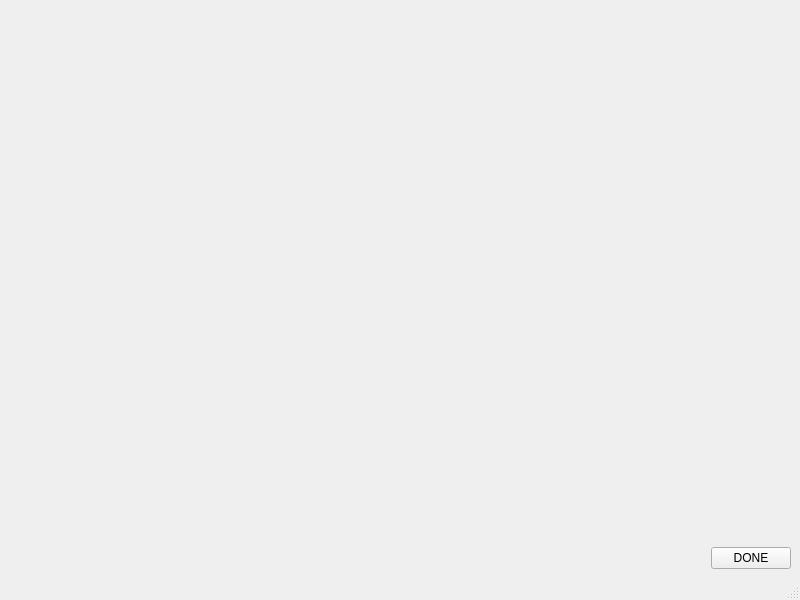
Old version of the form ui/ui_display_counts_of_region_vs_stack.ui in the repository neutronimaging/python_notebooks.
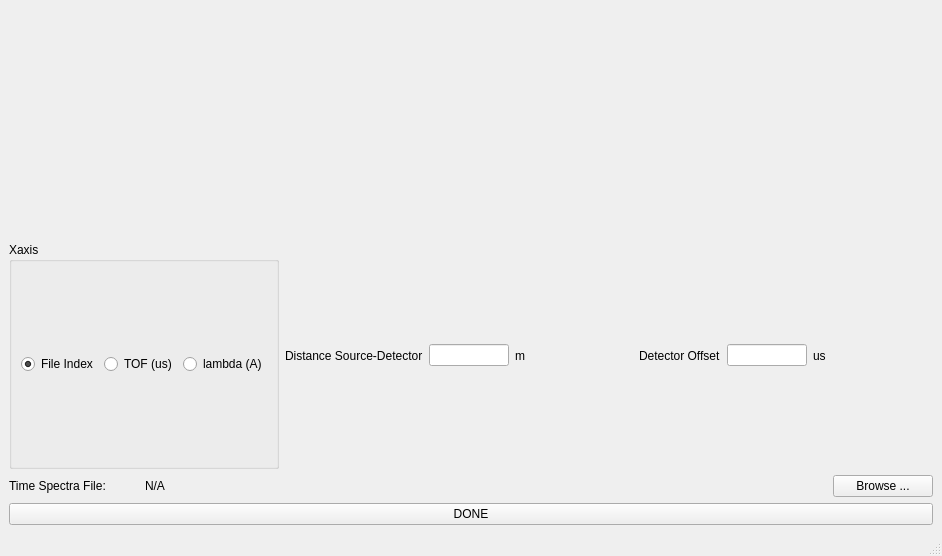
New version of the form.

Commit message: Working on adding the possibility to have tof, file index and lambda x-axis

Patch:
```diff
--- a/ui/ui_display_counts_of_region_vs_stack.ui
+++ b/ui/ui_display_counts_of_region_vs_stack.ui
@@ -6,8 +6,8 @@
    <rect>
     <x>0</x>
     <y>0</y>
-    <width>800</width>
-    <height>600</height>
+    <width>942</width>
+    <height>556</height>
    </rect>
   </property>
   <property name="windowTitle">
@@ -25,21 +25,178 @@
       </property>
      </widget>
     </item>
+    <item>
+     <layout class="QHBoxLayout" name="horizontalLayout_7">
+      <item>
+       <widget class="QGroupBox" name="groupBox">
+        <property name="title">
+         <string>Xaxis</string>
+        </property>
+        <layout class="QHBoxLayout" name="horizontalLayout_8">
+         <item>
+          <widget class="QRadioButton" name="file_index_ratio_button">
+           <property name="text">
+            <string>File Index</string>
+           </property>
+           <property name="checked">
+            <bool>true</bool>
+           </property>
+          </widget>
+         </item>
+         <item>
+          <widget class="QRadioButton" name="tof_radio_button">
+           <property name="text">
+            <string>TOF (us)</string>
+           </property>
+          </widget>
+         </item>
+         <item>
+          <widget class="QRadioButton" name="lambda_radio_button">
+           <property name="text">
+            <string>lambda (A)</string>
+           </property>
+          </widget>
+         </item>
+        </layout>
+       </widget>
+      </item>
+      <item>
+       <layout class="QHBoxLayout" name="horizontalLayout_2">
+        <item>
+         <widget class="QLabel" name="label">
+          <property name="text">
+           <string>Distance Source-Detector</string>
+          </property>
+         </widget>
+        </item>
+        <item>
+         <widget class="QLineEdit" name="distance_source_detector">
+          <property name="minimumSize">
+           <size>
+            <width>80</width>
+            <height>0</height>
+           </size>
+          </property>
+          <property name="maximumSize">
+           <size>
+            <width>80</width>
+            <height>16777215</height>
+           </size>
+          </property>
+         </widget>
+        </item>
+        <item>
+         <widget class="QLabel" name="label_2">
+          <property name="text">
+           <string>m</string>
+          </property>
+         </widget>
+        </item>
+        <item>
+         <spacer name="horizontalSpacer">
+          <property name="orientation">
+           <enum>Qt::Horizontal</enum>
+          </property>
+          <property name="sizeHint" stdset="0">
+           <size>
+            <width>40</width>
+            <height>20</height>
+           </size>
+          </property>
+         </spacer>
+        </item>
+        <item>
+         <widget class="QLabel" name="label_3">
+          <property name="text">
+           <string>Detector Offset</string>
+          </property>
+         </widget>
+        </item>
+        <item>
+         <widget class="QLineEdit" name="detector_offset_value">
+          <property name="minimumSize">
+           <size>
+            <width>80</width>
+            <height>0</height>
+           </size>
+          </property>
+          <property name="maximumSize">
+           <size>
+            <width>80</width>
+            <height>16777215</height>
+           </size>
+          </property>
+         </widget>
+        </item>
+        <item>
+         <widget class="QLabel" name="detector_offset_units">
+          <property name="text">
+           <string>us</string>
+          </property>
+         </widget>
+        </item>
+        <item>
+         <spacer name="horizontalSpacer_3">
+          <property name="orientation">
+           <enum>Qt::Horizontal</enum>
+          </property>
+          <property name="sizeHint" stdset="0">
+           <size>
+            <width>40</width>
+            <height>20</height>
+           </size>
+          </property>
+         </spacer>
+        </item>
+       </layout>
+      </item>
+     </layout>
+    </item>
+    <item>
+     <layout class="QHBoxLayout" name="horizontalLayout_3">
+      <item>
+       <widget class="QLabel" name="label_5">
+        <property name="maximumSize">
+         <size>
+          <width>130</width>
+          <height>16777215</height>
+         </size>
+        </property>
+        <property name="text">
+         <string>Time Spectra File:</string>
+        </property>
+       </widget>
+      </item>
+      <item>
+       <widget class="QLabel" name="time_spectra_file">
+        <property name="text">
+         <string>N/A</string>
+        </property>
+       </widget>
+      </item>
+      <item>
+       <widget class="QPushButton" name="time_spectra_file_browse_button">
+        <property name="minimumSize">
+         <size>
+          <width>100</width>
+          <height>0</height>
+         </size>
+        </property>
+        <property name="maximumSize">
+         <size>
+          <width>100</width>
+          <height>16777215</height>
+         </size>
+        </property>
+        <property name="text">
+         <string>Browse ...</string>
+        </property>
+       </widget>
+      </item>
+     </layout>
+    </item>
     <item>
      <layout class="QHBoxLayout" name="horizontalLayout">
-      <item>
-       <spacer name="horizontalSpacer">
-        <property name="orientation">
-         <enum>Qt::Horizontal</enum>
-        </property>
-        <property name="sizeHint" stdset="0">
-         <size>
-          <width>40</width>
-          <height>20</height>
-         </size>
-        </property>
-       </spacer>
-      </item>
       <item>
        <widget class="QPushButton" name="done_button">
         <property name="text">
```
Left out of the diff: 55 changed lines with no effect on the pictures. The commit also changes 2 other files.
